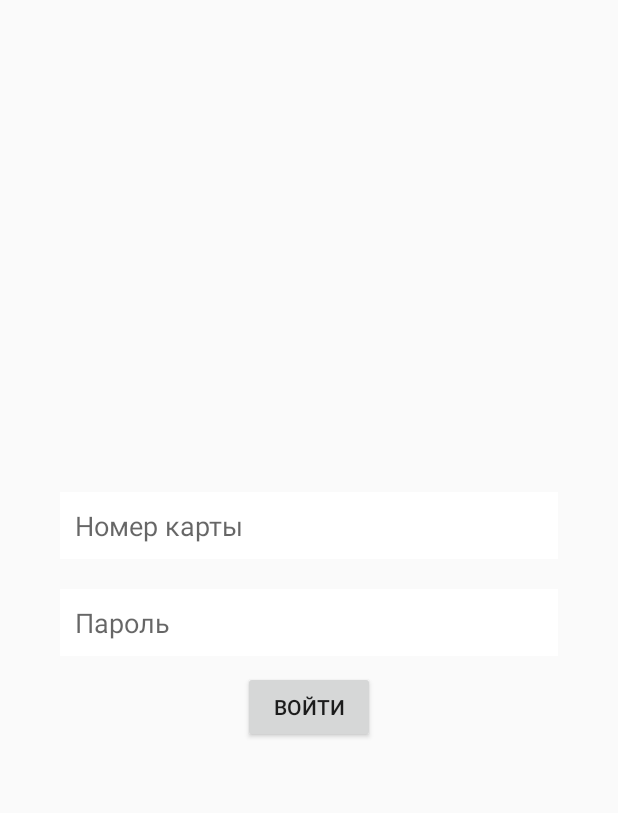
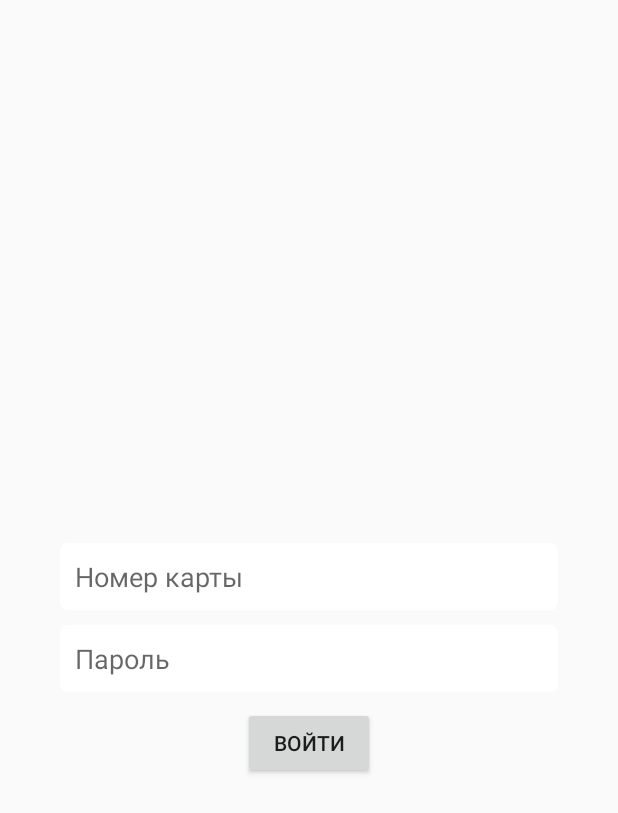
Before and after one commit to micdm/okeybalance, an Android app: the layout f__login.xml on its own in the app's theme, with its tools: preview values and no code run, on a phone screen of 412 x 824 dp. Shown: the top 813 px of the screen. Run offline under Robolectric (Android 15) with nearby library versions, the phone set to English and light mode, and no system bars.

Commit message:
ставим текстовые поля строго по центру + закругляем углы

```diff
--- /dev/null
+++ b/app/src/main/res/drawable/text_field_background.xml
@@ -0,0 +1,9 @@
+<?xml version="1.0" encoding="utf-8"?>
+<selector xmlns:android="http://schemas.android.com/apk/res/android">
+    <item>
+        <shape android:shape="rectangle">
+            <corners android:radius="5dp"/>
+            <solid android:color="#fff"/>
+        </shape>
+    </item>
+</selector>
--- a/app/src/main/res/layout/f__login.xml
+++ b/app/src/main/res/layout/f__login.xml
@@ -1,39 +1,48 @@
-<LinearLayout xmlns:android="http://schemas.android.com/apk/res/android" xmlns:tools="http://schemas.android.com/tools"
+<RelativeLayout xmlns:android="http://schemas.android.com/apk/res/android" xmlns:tools="http://schemas.android.com/tools"
     android:layout_width="match_parent"
     android:layout_height="match_parent"
+    tools:context="com.micdm.okeybalance.fragments.LoginFragment">
+    <LinearLayout
+        android:id="@+id/f__login__fields"
+        android:layout_width="match_parent"
+        android:layout_height="wrap_content"
+        android:layout_centerInParent="true"
         android:orientation="vertical"
-    android:gravity="center"
-    android:padding="40dp"
-    tools:context="com.micdm.okeybalance.fragments.LoginFragment">
+        android:paddingLeft="40dp"
+        android:paddingRight="40dp">
         <EditText
             android:id="@+id/f__login__card_number"
             android:layout_width="match_parent"
             android:layout_height="wrap_content"
-        android:background="#fff"
             android:padding="10dp"
             android:inputType="number"
-        android:hint="@string/f__login__card_number"/>
+            android:hint="@string/f__login__card_number"
+            android:background="@drawable/text_field_background"/>
         <EditText
             android:id="@+id/f__login__password"
             android:layout_width="match_parent"
             android:layout_height="wrap_content"
-        android:background="#fff"
+            android:layout_marginTop="10dp"
             android:padding="10dp"
-        android:layout_marginTop="20dp"
             android:inputType="textPassword"
-        android:hint="@string/f__login__password"/>
+            android:hint="@string/f__login__password"
+            android:background="@drawable/text_field_background"/>
+    </LinearLayout>
     <TextView
         android:id="@+id/f__login__error"
         android:layout_width="wrap_content"
         android:layout_height="wrap_content"
-        android:layout_marginTop="10dp"
-        android:layout_marginBottom="10dp"
-        android:textColor="@android:color/holo_red_dark"
+        android:layout_marginTop="20dp"
+        android:layout_below="@id/f__login__fields"
+        android:layout_centerHorizontal="true"
+        android:textColor="#fff"
         android:visibility="gone"/>
     <Button
         android:id="@+id/f__login__submit"
         android:layout_width="wrap_content"
         android:layout_height="wrap_content"
+        android:layout_below="@id/f__login__error"
+        android:layout_centerHorizontal="true"
         android:layout_marginTop="10dp"
         android:text="@string/f__login__submit"/>
-</LinearLayout>
+</RelativeLayout>
```
Lines whose indentation alone changed are shown as unchanged.
